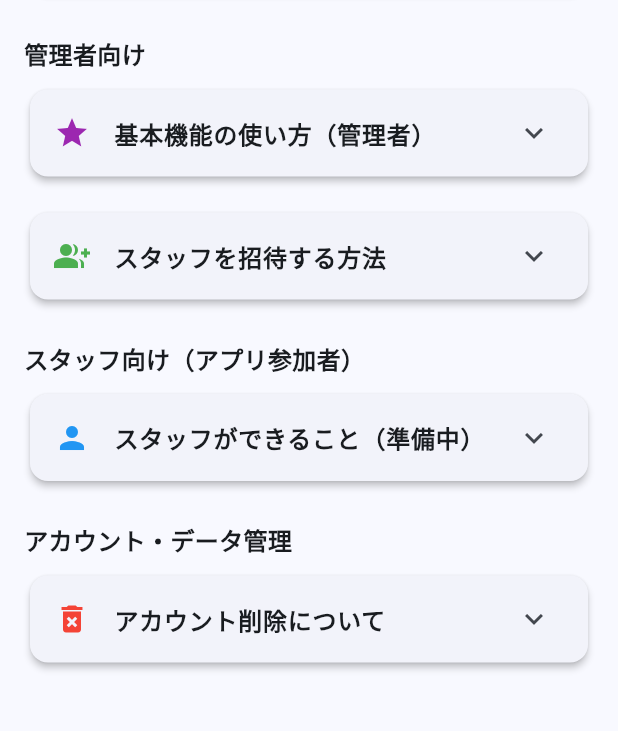
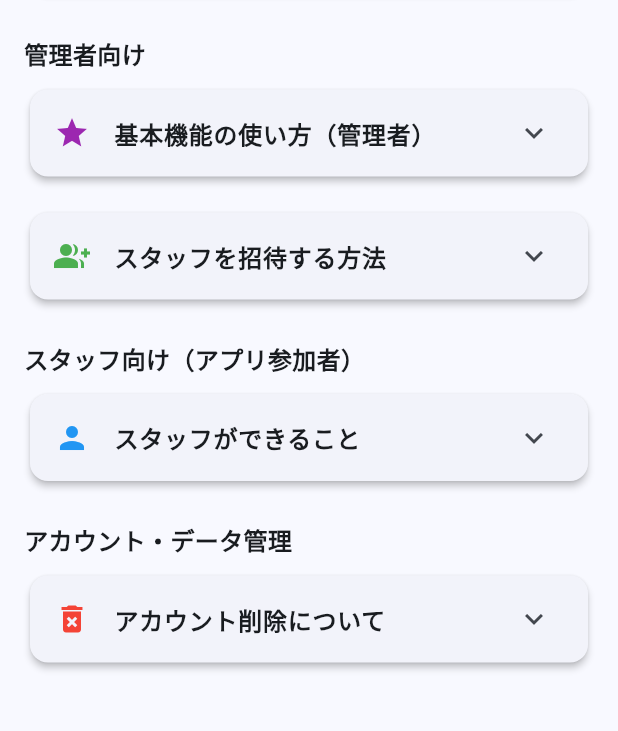
Before and after one commit to shi-takahashi/shift_kobo, a Flutter app: the HelpScreen screen opened directly, on a phone screen of 412 x 824 dp, the part 308-1039 px from its top. Run offline on Flutter 3.47's test engine with Material 3 defaults, Android fonts, the phone set to English and light mode, and no system bars; our stand-ins replace cloud_firestore, cloud_functions, file_picker, firebase_auth, firebase_core, firebase_messaging and 9 more; missing offline and left inert: excel, holiday_jp; accounts and stored records are empty; network calls fail.

Commit message:
ヘルプ修正

```diff
--- a/lib/screens/help_screen.dart
+++ b/lib/screens/help_screen.dart
@@ -154,7 +154,7 @@ class HelpScreen extends StatelessWidget {
       child: ExpansionTile(
         leading: const Icon(Icons.person, color: Colors.blue),
         title: const Text(
-          'スタッフができること（準備中）',
+          'スタッフができること',
           style: TextStyle(fontWeight: FontWeight.bold),
         ),
         children: [
@@ -170,15 +170,66 @@ class HelpScreen extends StatelessWidget {
                     borderRadius: BorderRadius.circular(8),
                   ),
                   child: const Text(
-                    '現在は管理者が作成したシフトを閲覧できます。\n'
-                    '今後のアップデートで以下の機能を追加予定です：',
-                    style: TextStyle(fontSize: 13),
+                    'スタッフとしてアプリに参加すると、以下の機能が利用できます：',
+                    style: TextStyle(fontSize: 13, fontWeight: FontWeight.bold),
                   ),
                 ),
                 const SizedBox(height: 12),
-                _buildFeatureItem(Icons.event_busy, '休み希望入力', '自分で休み希望日を入力（予定）'),
-                _buildFeatureItem(Icons.notifications, 'プッシュ通知', '新しいシフトが作成されたら通知（予定）'),
-                _buildFeatureItem(Icons.comment, 'コメント機能', '急な変更やリクエストをコメント（予定）'),
+                _buildFeatureItem(
+                  Icons.calendar_today,
+                  'シフト閲覧',
+                  'マイページで自分のシフトを確認、カレンダー画面で全員分のシフトを日毎に確認',
+                ),
+                _buildFeatureItem(
+                  Icons.event_busy,
+                  '休み希望の入力・申請',
+                  'マイページから休み希望を入力し、管理者に申請',
+                ),
+                _buildFeatureItem(
+                  Icons.check_circle,
+                  '申請結果の通知（Android版のみ）',
+                  '管理者が申請を承認・却下したらPush通知でお知らせ',
+                ),
+                const SizedBox(height: 16),
+                Container(
+                  padding: const EdgeInsets.all(12),
+                  decoration: BoxDecoration(
+                    color: Colors.orange.shade50,
+                    borderRadius: BorderRadius.circular(8),
+                    border: Border.all(color: Colors.orange.shade200),
+                  ),
+                  child: Column(
+                    crossAxisAlignment: CrossAxisAlignment.start,
+                    children: [
+                      Row(
+                        children: [
+                          Icon(Icons.info_outline, color: Colors.orange.shade700, size: 20),
+                          const SizedBox(width: 8),
+                          Expanded(
+                            child: Text(
+                              '制限事項',
+                              style: TextStyle(
+                                fontSize: 13,
+                                color: Colors.orange.shade900,
+                                fontWeight: FontWeight.bold,
+                              ),
+                            ),
+                          ),
+                        ],
+                      ),
+                      const SizedBox(height: 8),
+                      Text(
+                        '• シフトの編集・削除はできません（閲覧のみ）\n'
+                        '• スタッフの追加・削除はできません\n'
+                        '• シフト自動作成はできません',
+                        style: TextStyle(
+                          fontSize: 12,
+                          color: Colors.orange.shade900,
+                        ),
+                      ),
+                    ],
+                  ),
+                ),
               ],
             ),
           ),
--- a/lib/screens/home_screen.dart
+++ b/lib/screens/home_screen.dart
@@ -387,11 +387,11 @@ class _HomeScreenState extends State<HomeScreen> {
                   const SizedBox(height: 8),
                   const Text('4. 完成したシフト表を共有'),
                 ] else ...[
-                  const Text('1. マイページでシフトを確認'),
+                  const Text('1. マイページで自分のシフトを確認'),
                   const SizedBox(height: 8),
-                  const Text('2. 休み希望を入力して申請'),
+                  const Text('2. カレンダーで全員分のシフトを確認'),
                   const SizedBox(height: 8),
-                  const Text('3. 管理者の承認を待つ'),
+                  const Text('3. 休み希望を入力して申請'),
                 ],
                 const SizedBox(height: 16),
                 Container(
```
